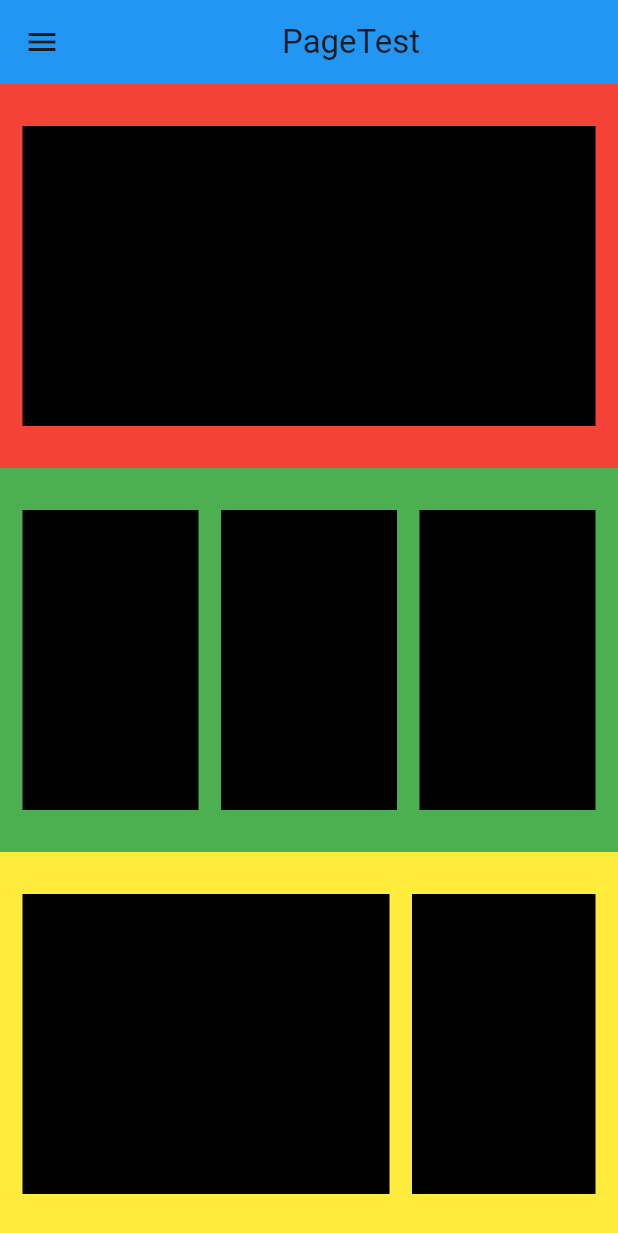
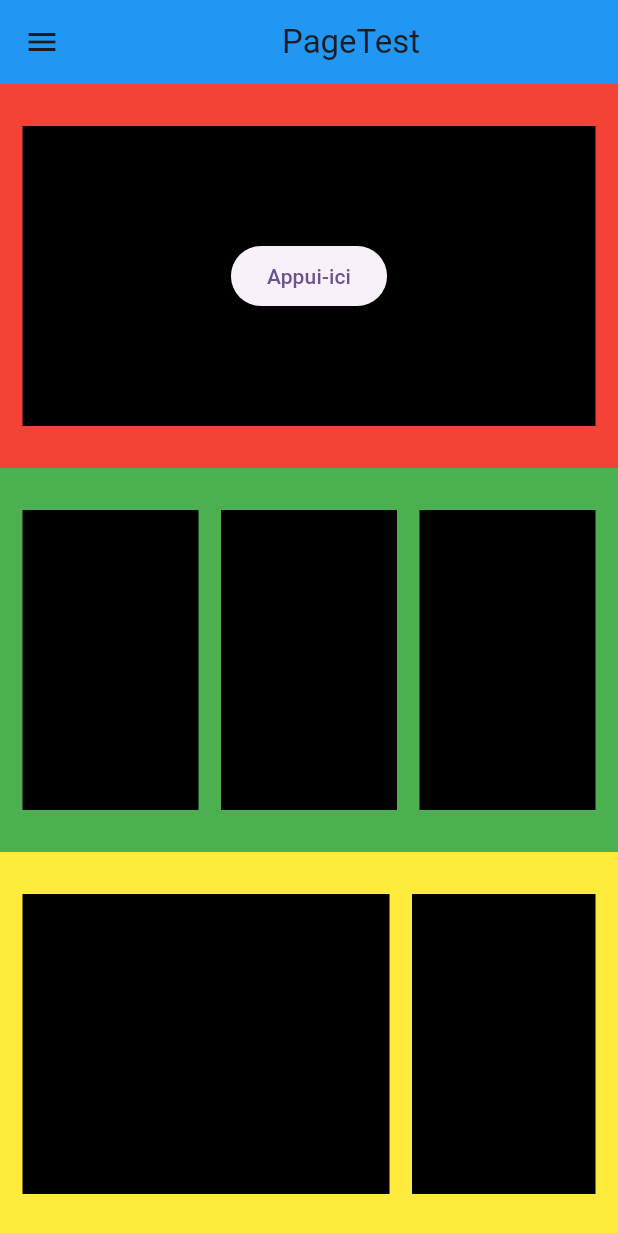
Before and after one commit to Disl11/exo_box_drawer, a Flutter app: the screen it shows after launch, on a phone screen of 412 x 824 dp. Shown: the top 1233 px of the screen. Run offline on Flutter 3.47's test engine with Material 3 defaults, Android fonts, the phone set to English and light mode, and no system bars.

Commit message:
navigator pop + ElavatedButton

```diff
--- a/lib/pageTest.dart
+++ b/lib/pageTest.dart
@@ -46,7 +46,19 @@ class PageTest extends StatelessWidget {
                   children: [
                     SizedBox(width: 15),
                     Expanded(
-                      child: Container(height: 200, color: Colors.black),
+                      child: Container(
+                        height: 200,
+                        color: Colors.black,
+                        child: Center(
+                          child: ElevatedButton(
+                            onPressed: () {
+                              print("Button click");
+                              Navigator.pushNamed(context, '/pageTest');
+                            },
+                            child: Text("Appui-ici"),
+                          ),
+                        ),
+                      ),
                     ),
                     SizedBox(width: 15),
                   ],
```
Also changed, not shown: lib/couleur.dart (+9 -0 lines).
